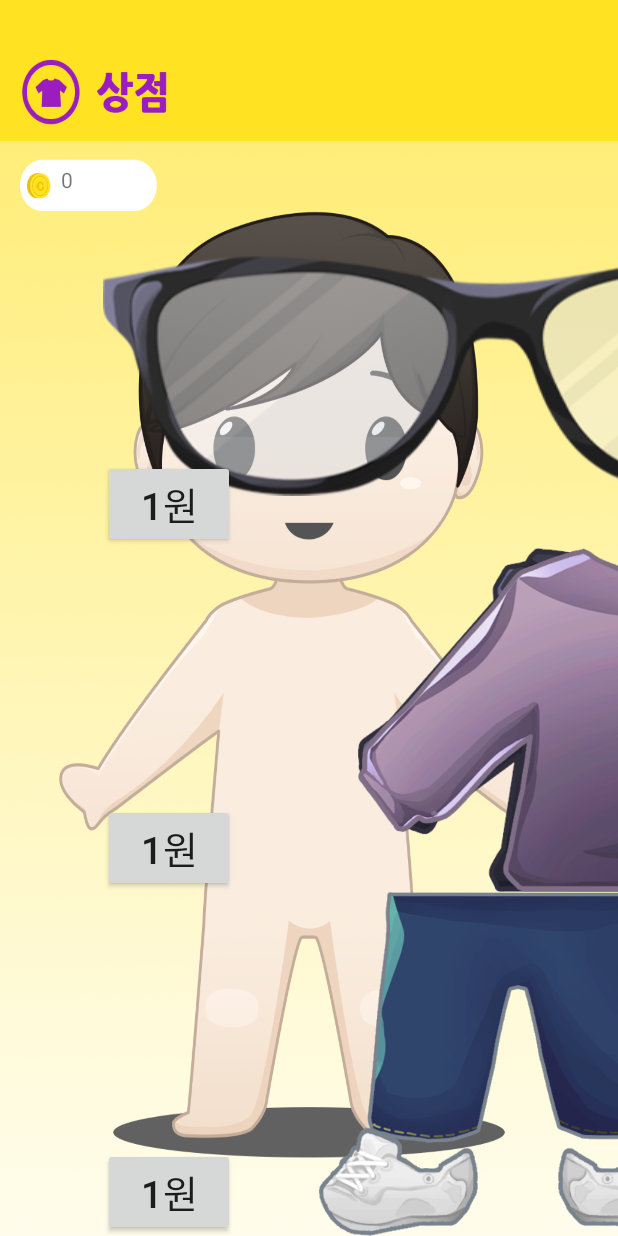
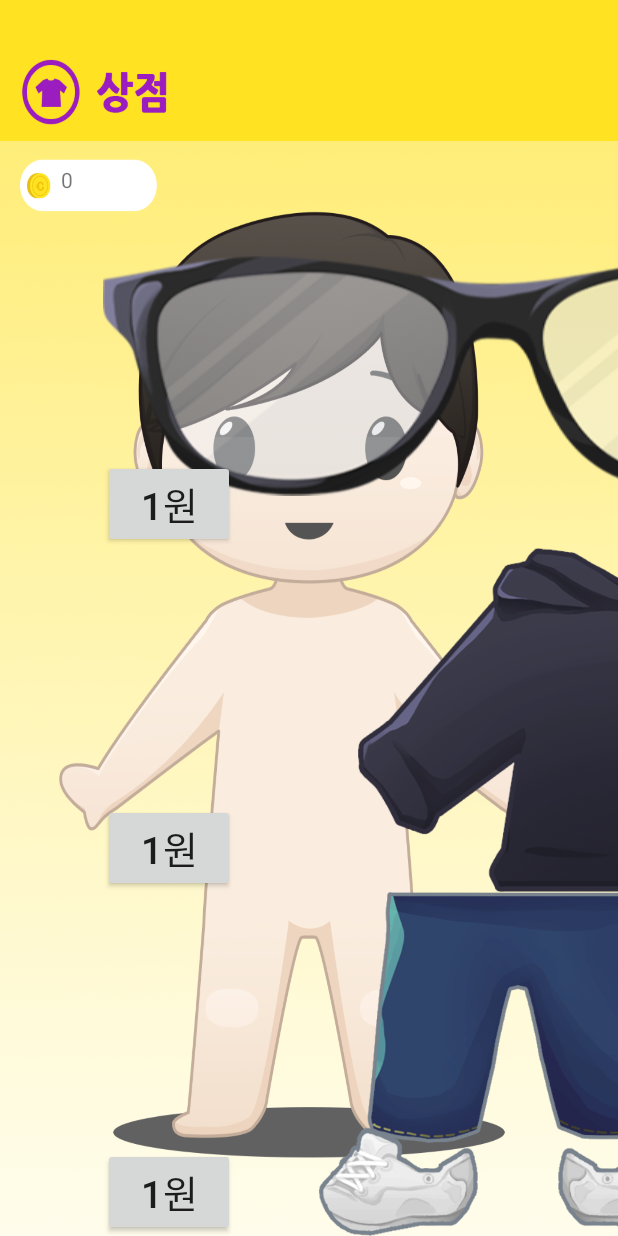
Before and after one commit to tom4712/Fitbitandroidgame, an Android app: the ShopActivity screen opened directly, with no data from a screen before it, on a phone screen of 412 x 824 dp. Run offline under Robolectric (Android 15) with nearby library versions, the phone set to English and light mode, and no system bars.

Commit message:
상점ㅋ 오류해결

```diff
--- a/app/src/main/res/layout/activity_shop.xml
+++ b/app/src/main/res/layout/activity_shop.xml
@@ -101,12 +101,15 @@
                             android:layout_height="match_parent">
 
                             <ImageView
-                                android:src="@drawable/gongt"
                                 android:id="@+id/im2"
-                                android:onClick="onClick"
                                 android:layout_width="match_parent"
                                 android:layout_height="match_parent"
-                                android:layout_weight="1"/>
+                                android:layout_alignParentLeft="true"
+                                android:layout_alignParentStart="true"
+                                android:layout_alignParentTop="true"
+                                android:layout_weight="1"
+                                android:onClick="onClick"
+                                android:src="@drawable/gongt" />
 
                             <Button
                                 android:layout_width="wrap_content"
@@ -175,6 +178,13 @@
 
 
 
+
+
+
+
+        //---------------------------------------------------------
+
+
         <LinearLayout
             android:background="#00ffffff"
             android:layout_weight="1"
@@ -224,16 +234,46 @@
                                 android:textSize="25dp"
                                 android:layout_alignParentRight="true" />
 
+
+
+                        </RelativeLayout>
+
+                    </LinearLayout>
+
+
+
+
+                    <LinearLayout
+                        android:id="@+id/item_padding5"
+                        android:layout_width="wrap_content"
+                        android:layout_height="match_parent"
+                        android:layout_weight="1"
+                        android:layout_marginRight="50dp"
+                        android:layout_marginLeft="50dp">
+
+                        <RelativeLayout
+                            android:layout_width="match_parent"
+                            android:layout_height="match_parent">
+
                             <ImageView
+                                android:src="@drawable/test"
                                 android:layout_width="match_parent"
                                 android:layout_height="match_parent"
-                                android:layout_alignParentBottom="true"
-                                android:layout_alignParentLeft="true"
                                 android:id="@+id/im5"
                                 android:onClick="onClick"
-                                android:layout_alignParentStart="true"
-                                android:layout_weight="1"
-                                android:src="@drawable/test" />
+                                android:layout_weight="1"/>
+
+                            <Button
+                                android:layout_width="wrap_content"
+                                android:layout_height="wrap_content"
+                                android:layout_alignParentBottom="true"
+                                android:layout_alignParentEnd="true"
+                                android:layout_weight="3"
+                                android:onClick="onClick"
+                                android:text="1원"
+                                android:id="@+id/two_2"
+                                android:textSize="25dp"
+                                android:layout_alignParentRight="true" />
 
                         </RelativeLayout>
 
@@ -242,7 +282,7 @@
 
 
                     <LinearLayout
-                        android:id="@+id/item_padding5"
+                        android:id="@+id/item_padding6"
                         android:layout_width="wrap_content"
                         android:layout_height="match_parent"
                         android:layout_weight="1"
@@ -269,7 +309,7 @@
                                 android:layout_weight="3"
                                 android:onClick="onClick"
                                 android:text="1원"
-                                android:id="@+id/two_2"
+                                android:id="@+id/sre_2"
                                 android:textSize="25dp"
                                 android:layout_alignParentRight="true" />
 
@@ -277,39 +317,7 @@
 
                     </LinearLayout>
 
-                    <LinearLayout
-                        android:id="@+id/item_padding6"
-                        android:layout_width="wrap_content"
-                        android:layout_height="match_parent"
-                        android:layout_weight="1"
-                        android:layout_marginRight="50dp"
-                        android:layout_marginLeft="50dp">
 
-                        <RelativeLayout
-                            android:layout_width="match_parent"
-                            android:layout_height="match_parent">
-
-                            <ImageView
-                                android:src="@drawable/test"
-                                android:layout_width="match_parent"
-                                android:layout_height="match_parent"
-                                android:layout_weight="1"/>
-
-                            <Button
-                                android:layout_width="wrap_content"
-                                android:layout_height="wrap_content"
-                                android:layout_alignParentBottom="true"
-                                android:layout_alignParentEnd="true"
-                                android:layout_weight="3"
-                                android:onClick="onClick"
-                                android:text="1원"
-                                android:id="@+id/sre_2"
-                                android:textSize="25dp"
-                                android:layout_alignParentRight="true" />
-
-                        </RelativeLayout>
-
-                    </LinearLayout>
 
                 </LinearLayout>
 
@@ -320,6 +328,10 @@
         </LinearLayout>
 
 
+
+
+
+        //=====================================================
 
 
 
```
Also changed, not shown: 9 other files.
